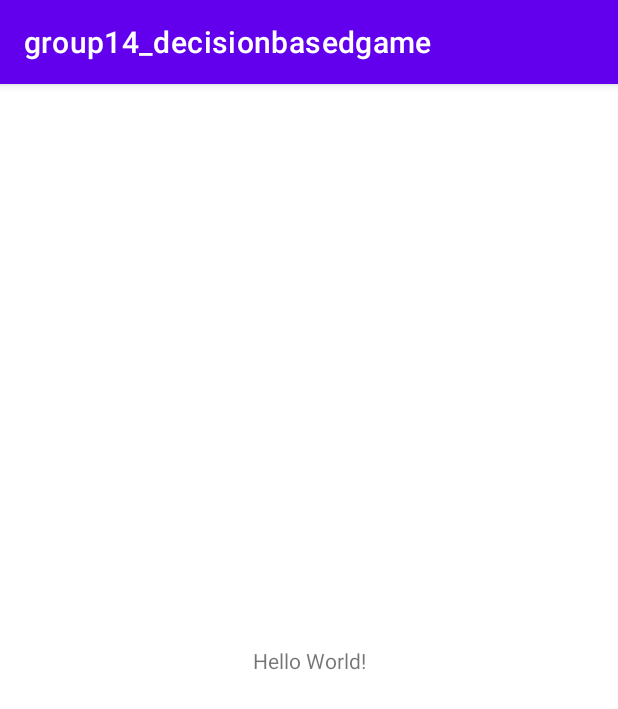
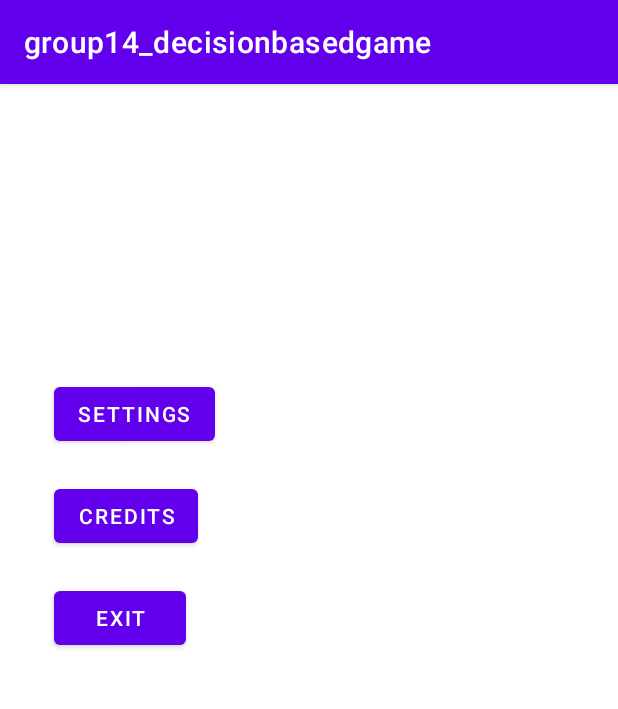
Before and after one commit to ZaitonZz/group14_decisionbasedgame, an Android app: the screen it shows after launch (MainActivity), on a phone screen of 412 x 824 dp. Shown: the top 709 px of the screen. Run offline under Robolectric (Android 15) with nearby library versions, the phone set to English and light mode, and no system bars.

Commit message:
testing jay commit

```diff
--- a/app/src/main/res/layout/activity_main.xml
+++ b/app/src/main/res/layout/activity_main.xml
@@ -6,13 +6,32 @@
     android:layout_height="match_parent"
     tools:context=".view.MainActivity">
 
-    <TextView
+    <Button
+        android:id="@+id/button3"
         android:layout_width="wrap_content"
         android:layout_height="wrap_content"
-        android:text="Hello World!"
-        app:layout_constraintBottom_toBottomOf="parent"
-        app:layout_constraintLeft_toLeftOf="parent"
-        app:layout_constraintRight_toRightOf="parent"
+        android:layout_marginStart="36dp"
+        android:layout_marginTop="196dp"
+        android:text="Settings"
+        app:layout_constraintStart_toStartOf="parent"
         app:layout_constraintTop_toTopOf="parent" />
 
+    <Button
+        android:id="@+id/button2"
+        android:layout_width="wrap_content"
+        android:layout_height="wrap_content"
+        android:layout_marginTop="20dp"
+        android:text="Credits"
+        app:layout_constraintStart_toStartOf="@+id/button3"
+        app:layout_constraintTop_toBottomOf="@+id/button3" />
+
+    <Button
+        android:id="@+id/button"
+        android:layout_width="wrap_content"
+        android:layout_height="wrap_content"
+        android:layout_marginTop="20dp"
+        android:text="Exit"
+        app:layout_constraintStart_toStartOf="@+id/button2"
+        app:layout_constraintTop_toBottomOf="@+id/button2" />
+
 </androidx.constraintlayout.widget.ConstraintLayout>
```
